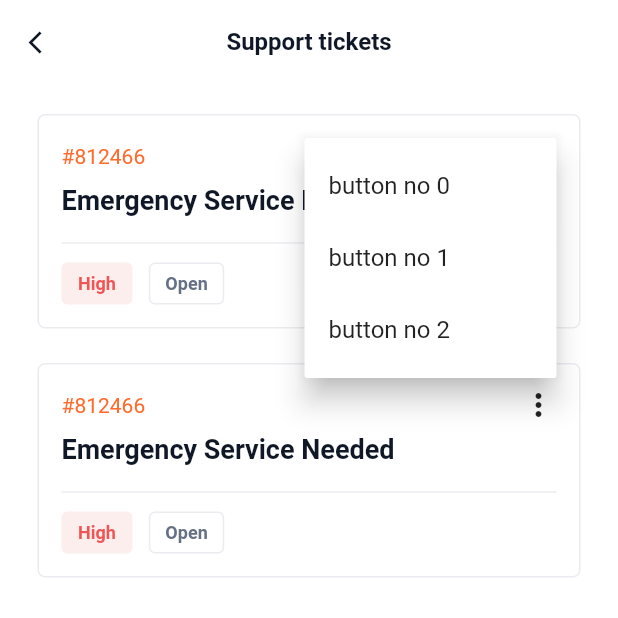
After one commit to santhosh2119/qixer-app, a Flutter app: the MyTicketsPage screen opened directly, after a tap on the "more vert" icon, on a phone screen of 412 x 824 dp, the top half of it. The commit adds this screen. Run offline on Flutter 3.47's test engine with Material 2 defaults, Android fonts, the phone set to English and light mode, and no system bars; drawn by our look-alikes of auto_size_text; our stand-ins replace cached_network_image, carousel_slider, contained_tab_bar_view, flutter_spinkit, flutter_svg, fluttertoast and 4 more; missing offline and left inert: flutterzilla_fixed_grid, measured_size.

Commit message:
Support ticket page frontend done

```diff
--- a/lib/view/booking/booking_helper.dart
+++ b/lib/view/booking/booking_helper.dart
@@ -58,7 +58,7 @@ class BookingHelper {
     ]);
   }
 
-  bRow(String icon, String title, String text) {
+  bRow(String icon, String title, String text, {bool lastBorder = true}) {
     return Column(
       children: [
         Row(
@@ -103,10 +103,12 @@ class BookingHelper {
             )
           ],
         ),
-        Container(
-          margin: const EdgeInsets.symmetric(vertical: 14),
-          child: CommonHelper().dividerCommon(),
-        )
+        lastBorder == true
+            ? Container(
+                margin: const EdgeInsets.symmetric(vertical: 14),
+                child: CommonHelper().dividerCommon(),
+              )
+            : Container()
       ],
     );
   }
--- a/lib/view/tabs/orders/orders_helper.dart
+++ b/lib/view/tabs/orders/orders_helper.dart
@@ -6,9 +6,24 @@ class OrdersHelper {
   ConstantColors cc = ConstantColors();
   statusCapsule(String capsuleText, Color color) {
     return Container(
-      padding: const EdgeInsets.symmetric(vertical: 9, horizontal: 11),
+      padding: const EdgeInsets.symmetric(vertical: 7, horizontal: 11),
       decoration: BoxDecoration(
           color: color.withOpacity(.1), borderRadius: BorderRadius.circular(4)),
+      child: Text(
+        capsuleText,
+        style:
+            TextStyle(color: color, fontWeight: FontWeight.w600, fontSize: 12),
+      ),
+    );
+  }
+
+  statusCapsuleBordered(String capsuleText, Color color) {
+    return Container(
+      padding: const EdgeInsets.symmetric(vertical: 6, horizontal: 10),
+      decoration: BoxDecoration(
+          border: Border.all(color: cc.borderColor),
+          color: Colors.white,
+          borderRadius: BorderRadius.circular(4)),
       child: Text(
         capsuleText,
         style:
--- a/lib/view/tabs/settings/settings_page.dart
+++ b/lib/view/tabs/settings/settings_page.dart
@@ -2,6 +2,7 @@ import 'package:flutter/material.dart';
 import 'package:qixer/view/tabs/settings/components/settings_page_grid.dart';
 import 'package:qixer/view/tabs/settings/password/update_password_page.dart';
 import 'package:qixer/view/tabs/settings/settings_helper.dart';
+import 'package:qixer/view/tabs/settings/supports/my_tickets_page.dart';
 import 'package:qixer/view/utils/common_helper.dart';
 import 'package:qixer/view/utils/constant_colors.dart';
 import 'package:qixer/view/utils/constant_styles.dart';
@@ -95,20 +96,27 @@ class _SettingsPageState extends State<SettingsPage> {
                         BookingHelper().bRow('null', 'Country', 'Bangladesh'),
                         BookingHelper().bRow('null', 'Post Code', '1230'),
                         BookingHelper().bRow('null', 'Address',
-                            'Dhanmondi 1230, Dhaka Bangladesh'),
+                            'Dhanmondi 1230, Dhaka Bangladesh',
+                            lastBorder: false),
                       ]),
                 ),
 
-                SettingsHelper().borderBold(20, 10),
+                SettingsHelper().borderBold(35, 8),
 
 //Other settings options ========>
                 Container(
                   padding: const EdgeInsets.symmetric(horizontal: 10),
                   child: Column(children: [
                     SettingsHelper().settingOption(
-                        'assets/svg/message-circle.svg',
-                        'Support Ticket',
-                        () {}),
+                        'assets/svg/message-circle.svg', 'Support Ticket', () {
+                      Navigator.push(
+                        context,
+                        MaterialPageRoute<void>(
+                          builder: (BuildContext context) =>
+                              const MyTicketsPage(),
+                        ),
+                      );
+                    }),
                     CommonHelper().dividerCommon(),
                     SettingsHelper().settingOption(
                         'assets/svg/lock-circle.svg', 'Change Password', () {
@@ -120,7 +128,14 @@ class _SettingsPageState extends State<SettingsPage> {
                         ),
                       );
                     }),
-                    SettingsHelper().borderBold(12, 5),
+                  ]),
+                ),
+
+                // logout
+                SettingsHelper().borderBold(12, 5),
+                Container(
+                  padding: const EdgeInsets.symmetric(horizontal: 10),
+                  child: Column(children: [
                     SettingsHelper().settingOption(
                         'assets/svg/logout-circle.svg', 'Logout', () {}),
                     sizedBox20()
--- /dev/null
+++ b/lib/view/tabs/settings/supports/my_tickets_page.dart
@@ -0,0 +1,115 @@
+import 'package:auto_size_text/auto_size_text.dart';
+import 'package:flutter/material.dart';
+import 'package:qixer/view/tabs/orders/orders_helper.dart';
+import 'package:qixer/view/tabs/settings/components/settings_page_grid.dart';
+import 'package:qixer/view/tabs/settings/password/update_password_page.dart';
+import 'package:qixer/view/tabs/settings/settings_helper.dart';
+import 'package:qixer/view/utils/common_helper.dart';
+import 'package:qixer/view/utils/constant_colors.dart';
+import 'package:qixer/view/utils/constant_styles.dart';
+import 'package:qixer/view/utils/others_helper.dart';
+
+class MyTicketsPage extends StatefulWidget {
+  const MyTicketsPage({Key? key}) : super(key: key);
+
+  @override
+  _MyTicketsPageState createState() => _MyTicketsPageState();
+}
+
+class _MyTicketsPageState extends State<MyTicketsPage> {
+  @override
+  void initState() {
+    super.initState();
+  }
+
+  @override
+  Widget build(BuildContext context) {
+    ConstantColors cc = ConstantColors();
+
+    return Scaffold(
+        backgroundColor: Colors.white,
+        appBar: CommonHelper().appbarCommon('Support tickets', context),
+        body: SafeArea(
+          child: SingleChildScrollView(
+            physics: physicsCommon,
+            child: Container(
+              padding: EdgeInsets.symmetric(horizontal: screenPadding),
+              child: Column(
+                crossAxisAlignment: CrossAxisAlignment.start,
+                children: [
+                  for (int i = 0; i < 2; i++)
+                    Container(
+                      alignment: Alignment.center,
+                      margin: const EdgeInsets.only(
+                        top: 20,
+                        bottom: 3,
+                      ),
+                      padding: const EdgeInsets.symmetric(
+                          horizontal: 15, vertical: 15),
+                      decoration: BoxDecoration(
+                          border: Border.all(color: cc.borderColor),
+                          borderRadius: BorderRadius.circular(5)),
+                      child: Column(
+                          crossAxisAlignment: CrossAxisAlignment.start,
+                          children: [
+                            Row(
+                              mainAxisAlignment: MainAxisAlignment.spaceBetween,
+                              children: [
+                                AutoSizeText(
+                                  '#812466',
+                                  maxLines: 1,
+                                  overflow: TextOverflow.ellipsis,
+                                  style: TextStyle(
+                                    color: cc.primaryColor,
+                                  ),
+                                ),
+                                // put the hamburger icon here
+                                PopupMenuButton(
+                                  // initialValue: 2,
+                                  child: Icon(Icons.more_vert),
+                                  itemBuilder: (context) {
+                                    return List.generate(3, (index) {
+                                      return PopupMenuItem(
+                                        value: index,
+                                        child: Text('button no $index'),
+                                      );
+                                    });
+                                  },
+                                )
+                              ],
+                            ),
+
+                            //Ticket title
+                            const SizedBox(
+                              height: 7,
+                            ),
+                            CommonHelper()
+                                .titleCommon('Emergency Service Needed'),
+
+                            //Divider
+                            Container(
+                              margin:
+                                  const EdgeInsets.only(top: 17, bottom: 12),
+                              child: CommonHelper().dividerCommon(),
+                            ),
+                            //Capsules
+                            Row(
+                              children: [
+                                OrdersHelper()
+                                    .statusCapsule('High', cc.warningColor),
+                                const SizedBox(
+                                  width: 11,
+                                ),
+                                OrdersHelper().statusCapsuleBordered(
+                                    'Open', cc.greyParagraph),
+                              ],
+                            )
+                          ]),
+                    )
+                ],
+              ),
+            ),
+          ),
+        ));
+  }
+}
```
